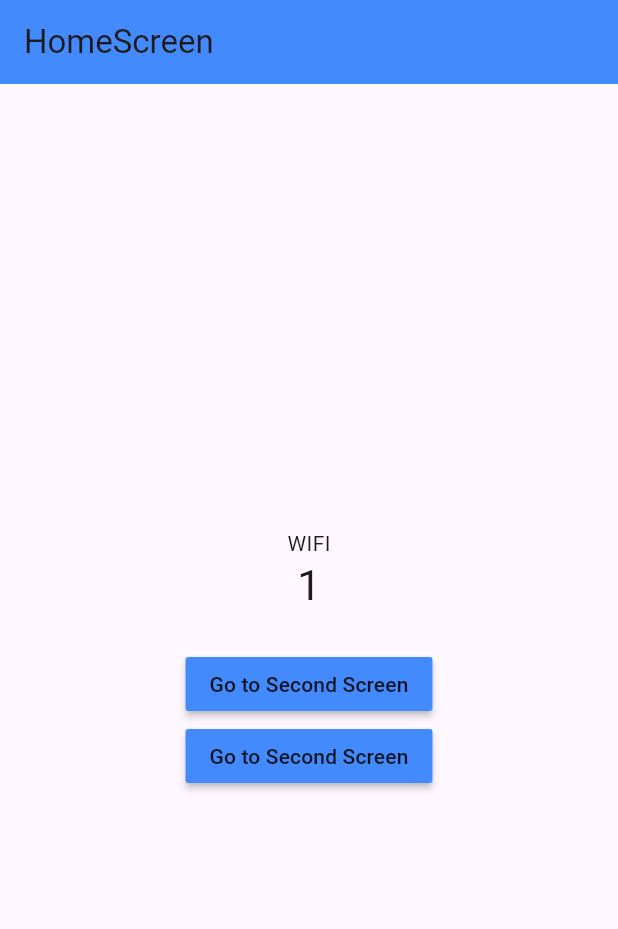
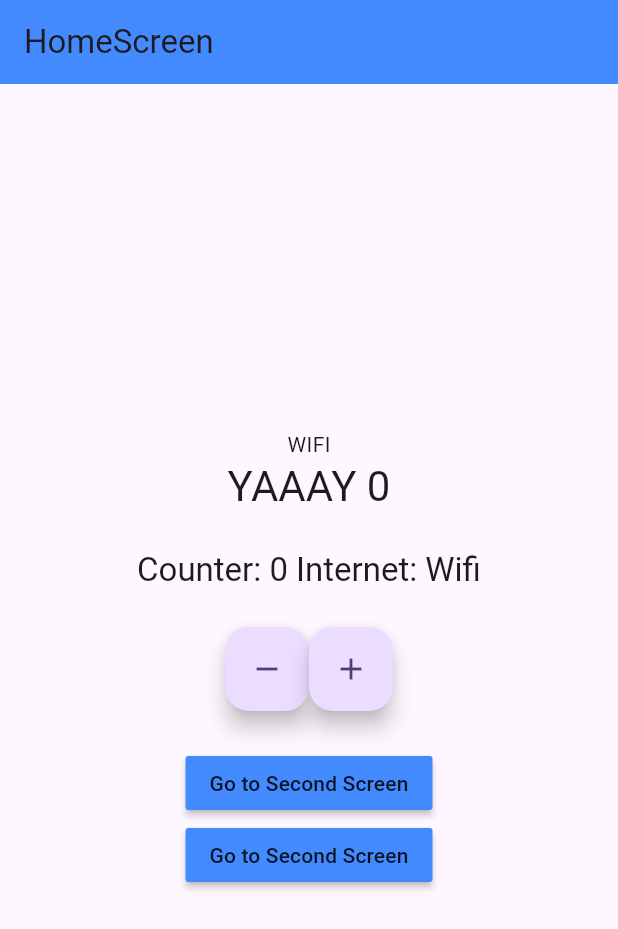
Before and after one commit to mtanaya09/blocms, a Flutter app: the screen it shows after launch, on a phone screen of 412 x 824 dp. Shown: the top 929 px of the screen. Run offline on Flutter 3.47's test engine with Material 3 defaults, Android fonts, the phone set to English and light mode, and no system bars; our stand-ins replace connectivity_plus, equatable, flutter_bloc.

Commit message:
Bloc | context.watch() usage

```diff
--- a/lib/presentation/screens/home_screen.dart
+++ b/lib/presentation/screens/home_screen.dart
@@ -20,17 +20,7 @@ class HomeScreen extends StatefulWidget {
 class _HomeScreenState extends State<HomeScreen> {
   @override
   Widget build(BuildContext context) {
-    return BlocListener<InternetCubit, InternetState>(
-      listener: (context, state) {
-        if (state is InternetConnected &&
-            state.connectionType == ConnectionType.Wifi) {
-          BlocProvider.of<CounterCubit>(context).increment();
-        } else if (state is InternetConnected &&
-            state.connectionType == ConnectionType.Mobile) {
-          BlocProvider.of<CounterCubit>(context).decrement();
-        }
-      },
-      child: Scaffold(
+    return Scaffold(
       appBar: AppBar(
         backgroundColor: widget.color,
         title: Text(widget.title ?? ''),
@@ -96,30 +86,56 @@ class _HomeScreenState extends State<HomeScreen> {
                 }
               },
             ),
-              // const SizedBox(
-              //   height: 24,
-              // ),
-              // Row(
-              //   mainAxisAlignment: MainAxisAlignment.center,
-              //   children: [
-              //     FloatingActionButton(
-              //       heroTag: Text("${widget.title} #1"),
-              //       tooltip: 'Decrement',
-              //       onPressed: () {
-              //         BlocProvider.of<CounterCubit>(context).decrement();
-              //       },
-              //       child: const Icon(Icons.remove),
-              //     ),
-              //     FloatingActionButton(
-              //       heroTag: Text("${widget.title} #2"),
-              //       tooltip: 'Increment',
-              //       onPressed: () {
-              //         BlocProvider.of<CounterCubit>(context).increment();
-              //       },
-              //       child: const Icon(Icons.add),
-              //     ),
-              //   ],
-              // ),
+            const SizedBox(
+              height: 24,
+            ),
+            Builder(builder: (context) {
+              final counterState = context.watch<CounterCubit>().state;
+              final internetState = context.watch<InternetCubit>().state;
+
+              if (internetState is InternetConnected &&
+                  internetState.connectionType == ConnectionType.Mobile) {
+                return Text(
+                  'Counter: ${counterState.counterValue.toString()} Internet: Mobile',
+                  style: Theme.of(context).textTheme.titleLarge,
+                );
+              } else if (internetState is InternetConnected &&
+                  internetState.connectionType == ConnectionType.Wifi) {
+                return Text(
+                  'Counter: ${counterState.counterValue.toString()} Internet: Wifi',
+                  style: Theme.of(context).textTheme.titleLarge,
+                );
+              } else {
+                return Text(
+                  'Counter: ${counterState.counterValue.toString()} Internet: Disconnected',
+                  style: Theme.of(context).textTheme.titleLarge,
+                );
+              }
+            }),
+            const SizedBox(
+              height: 24,
+            ),
+            Row(
+              mainAxisAlignment: MainAxisAlignment.center,
+              children: [
+                FloatingActionButton(
+                  heroTag: Text("${widget.title} #1"),
+                  tooltip: 'Decrement',
+                  onPressed: () {
+                    BlocProvider.of<CounterCubit>(context).decrement();
+                  },
+                  child: const Icon(Icons.remove),
+                ),
+                FloatingActionButton(
+                  heroTag: Text("${widget.title} #2"),
+                  tooltip: 'Increment',
+                  onPressed: () {
+                    BlocProvider.of<CounterCubit>(context).increment();
+                  },
+                  child: const Icon(Icons.add),
+                ),
+              ],
+            ),
             const SizedBox(
               height: 24,
             ),
@@ -140,7 +156,6 @@ class _HomeScreenState extends State<HomeScreen> {
           ],
         ),
       ),
-      ),
     );
   }
 }
```
Lines whose indentation alone changed are shown as unchanged.
